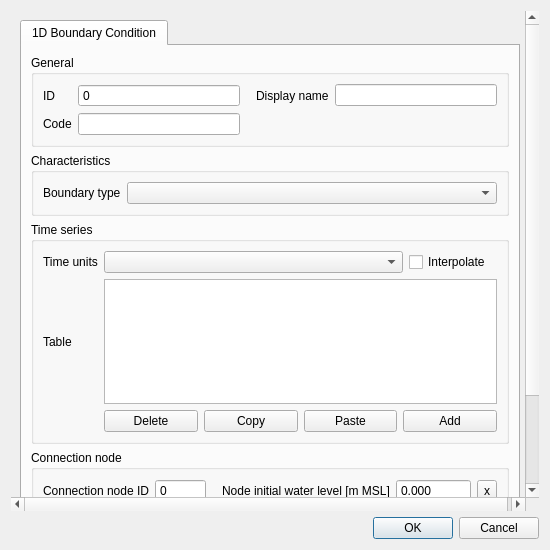
Qt form threedi_schematisation_editor/forms/ui/boundary_condition_1d.ui (nens/threedi-schematisation-editor) before a commit.
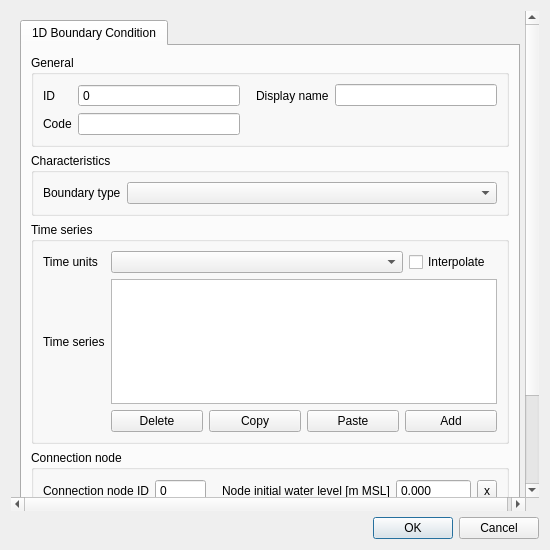
The same form after that commit.

```diff
--- a/threedi_schematisation_editor/forms/ui/boundary_condition_1d.ui
+++ b/threedi_schematisation_editor/forms/ui/boundary_condition_1d.ui
@@ -93,7 +93,7 @@
               <item row="1" column="0">
                <widget class="QLabel" name="table_label">
                 <property name="text">
-                 <string>Table</string>
+                 <string>Time series</string>
                 </property>
                </widget>
               </item>
```
